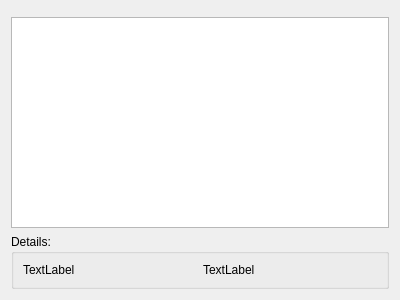
First picture: the form in drc/gui/partyform.ui, repository lansdon/cpts483_drc, before the edit.
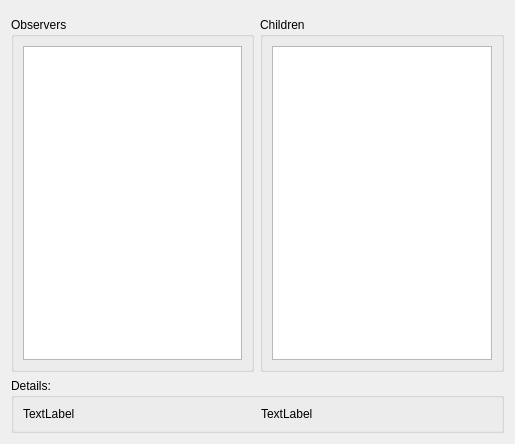
Second picture: the form after the edit.

Commit message: Mediation Process View updates. Adds tables for children and observers. Cleaned up the workbook setup.

```diff
--- a/drc/gui/partyform.ui
+++ b/drc/gui/partyform.ui
@@ -6,22 +6,35 @@
    <rect>
     <x>0</x>
     <y>0</y>
-    <width>400</width>
-    <height>300</height>
+    <width>515</width>
+    <height>444</height>
    </rect>
   </property>
   <property name="windowTitle">
    <string>Form</string>
   </property>
-  <layout class="QVBoxLayout" name="verticalLayout">
-   <item>
-    <widget class="QWidget" name="primaryFrame" native="true"/>
+  <layout class="QGridLayout" name="gridLayout_2">
+   <item row="1" column="0">
+    <widget class="QGroupBox" name="observerGroup">
+     <property name="title">
+      <string>Observers</string>
+     </property>
+     <layout class="QGridLayout" name="gridLayout_3">
+      <item row="0" column="0">
+       <widget class="QTableWidget" name="observerTable"/>
+      </item>
+     </layout>
+     <zorder>observerTable</zorder>
+     <zorder>observerTable</zorder>
+    </widget>
    </item>
-   <item>
-    <widget class="QTableWidget" name="observerTable"/>
+   <item row="0" column="0" colspan="2">
+    <widget class="QWidget" name="primaryFrame" native="true">
+     <zorder>observerTable</zorder>
+    </widget>
    </item>
-   <item>
-    <widget class="QGroupBox" name="groupBox">
+   <item row="2" column="0" colspan="2">
+    <widget class="QGroupBox" name="detailsGroup">
      <property name="title">
       <string>Details:</string>
      </property>
@@ -43,6 +56,18 @@
      </layout>
     </widget>
    </item>
+   <item row="1" column="1">
+    <widget class="QGroupBox" name="childrenGroup">
+     <property name="title">
+      <string>Children</string>
+     </property>
+     <layout class="QGridLayout" name="gridLayout_4">
+      <item row="0" column="0">
+       <widget class="QTableWidget" name="childrenTable"/>
+      </item>
+     </layout>
+    </widget>
+   </item>
   </layout>
  </widget>
  <resources/>
```
The commit also changes 7 other files.
